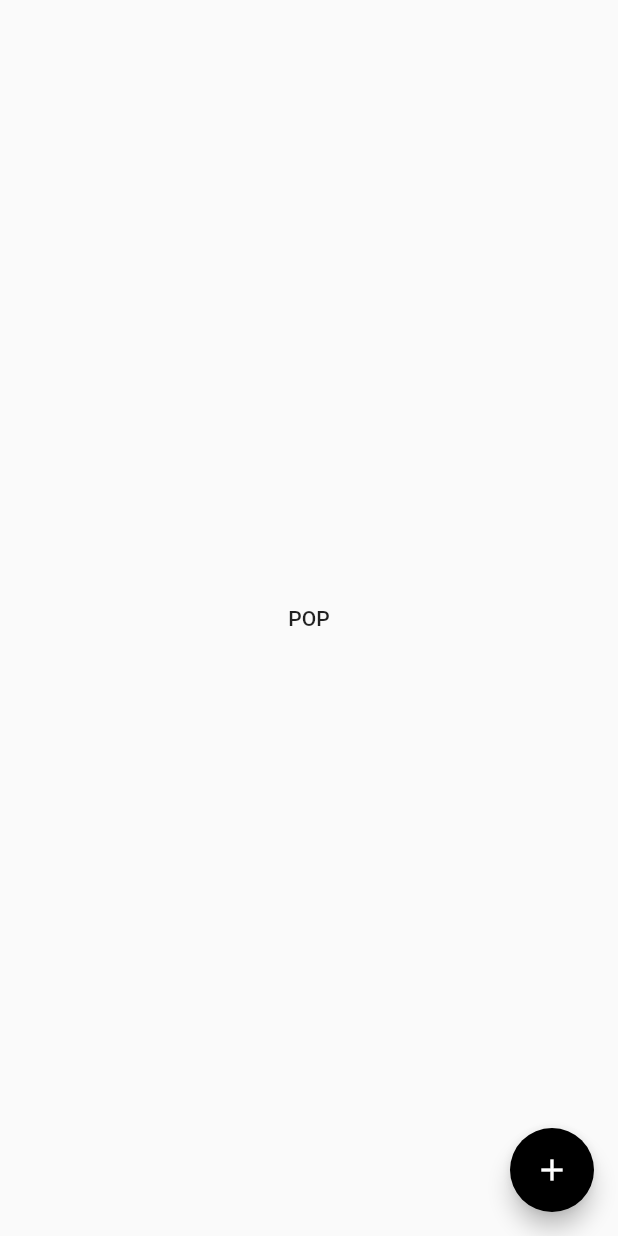
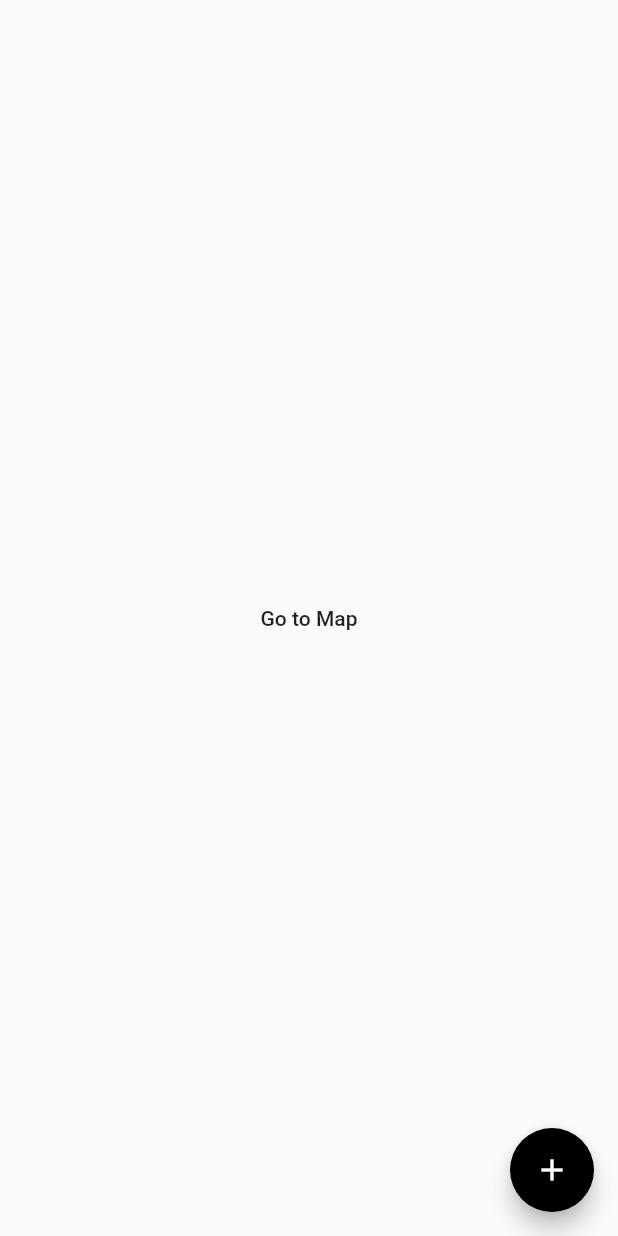
Before and after one commit to Zhark10/SimpleFlutterMVVM, a Flutter app: the screen it shows after launch, on a phone screen of 412 x 824 dp. Run offline on Flutter 3.47's test engine with Material 2 defaults, Android fonts, the phone set to English and light mode, and no system bars; our stand-ins replace equatable, get_it, logger, provider_architecture.

```diff
--- a/lib/core/services/navigator_service.dart
+++ b/lib/core/services/navigator_service.dart
@@ -16,7 +16,7 @@ class NavigatorService extends BaseService {
   Future<T> navigateToPageWithReplacement<T>(
       MaterialPageRoute<T> pageRoute) async {
     log.i('navigateToPageWithReplacement: '
-      'pageRoute: ${pageRoute.settings.name}');
+        'pageRoute: ${pageRoute.settings.name}');
     if (navigatorKey.currentState == null) {
       log.e('navigateToPageWithReplacement: Navigator State is null');
       return null;
--- /dev/null
+++ b/lib/core/services/routes.dart
@@ -0,0 +1,14 @@
+import 'package:mvvm_simple_flutter/views/map/map_view.dart';
+
+import 'package:flutter/material.dart';
+
+import 'navigator_service.dart';
+
+class Navigation {
+  final navigation = NavigatorService();
+
+  Future<T> goToMapView<T>() async {
+    return await navigation.navigateToPage(
+        MaterialPageRoute(builder: (context) => MapView()));
+  }
+}
--- a/lib/views/home/home.dart
+++ b/lib/views/home/home.dart
@@ -2,7 +2,7 @@ part of home_view;
 
 class _Home extends StatelessWidget {
   final HomeViewModel viewModel;
-  final navigation = NavigatorService();
+  final navigation = Navigation();
 
   _Home(this.viewModel);
 
@@ -10,12 +10,8 @@ class _Home extends StatelessWidget {
   Widget build(BuildContext context) {
     return Scaffold(
       body: Center(
-        child: FlatButton(
-          child: Text('POP'),
-          onPressed: () {
-            navigation.navigateToPage(MaterialPageRoute(builder: (context) => MapView()));
-          },
-        ),
+        child:
+            FlatButton(child: Text('Go to Map'), onPressed: navigation.goToMapView),
       ),
       floatingActionButton: FloatingActionButton(
         child: Icon(Icons.add),
--- a/lib/views/home/home_view.dart
+++ b/lib/views/home/home_view.dart
@@ -1,7 +1,6 @@
 library home_view;
 
-import 'package:mvvm_simple_flutter/core/services/navigator_service.dart';
-import 'package:mvvm_simple_flutter/views/map/map_view.dart';
+import 'package:mvvm_simple_flutter/core/services/routes.dart';
 import 'package:provider_architecture/provider_architecture.dart';
 import 'package:flutter/material.dart';
 import 'home_view_model.dart';
```
